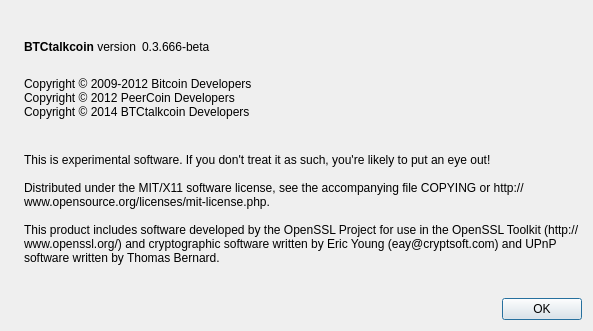
Old version of the form src/qt/forms/aboutdialog.ui in the repository BCCproject/BTCtalkcoin-1.50.
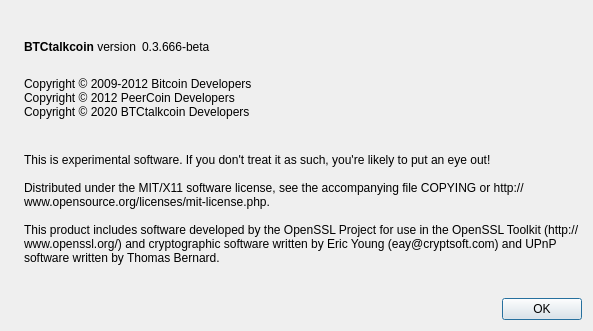
New version of the form. Icons and pictures are not drawn.

What changed in the file:
```diff
--- a/src/qt/forms/aboutdialog.ui
+++ b/src/qt/forms/aboutdialog.ui
@@ -94,7 +94,7 @@
         <string>
 Copyright © 2009-2012 Bitcoin Developers
 Copyright © 2012 PeerCoin Developers
-Copyright © 2014 BTCtalkcoin Developers
+Copyright © 2020 BTCtalkcoin Developers
 </string>
        </property>
        <property name="textInteractionFlags">
```
